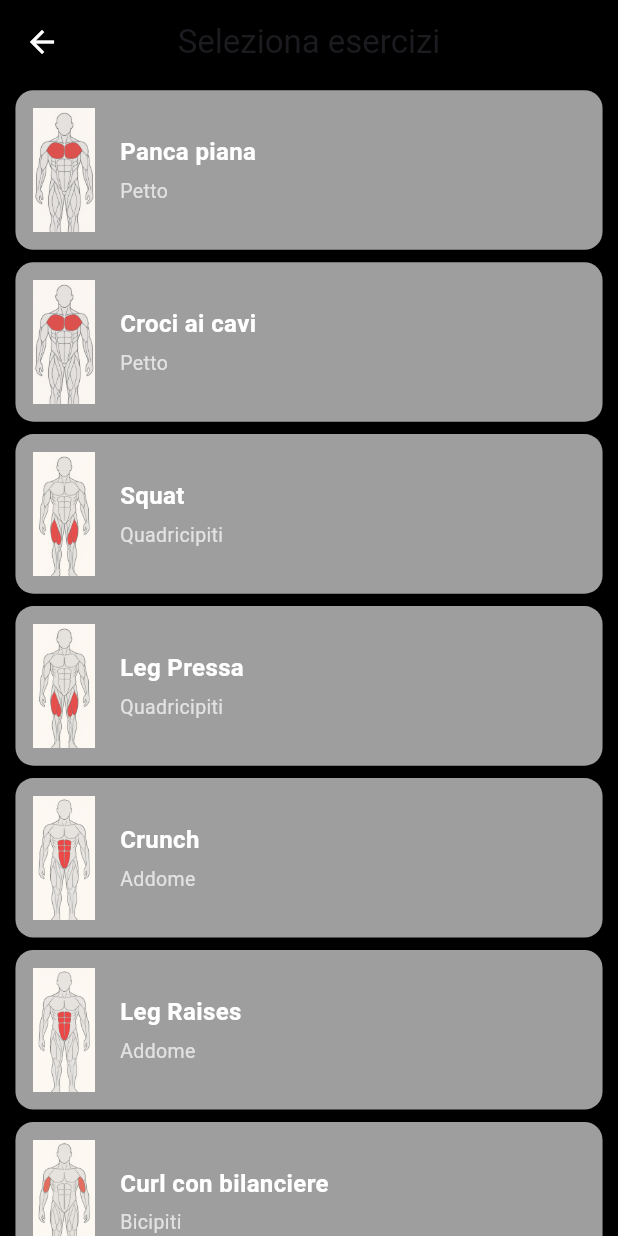
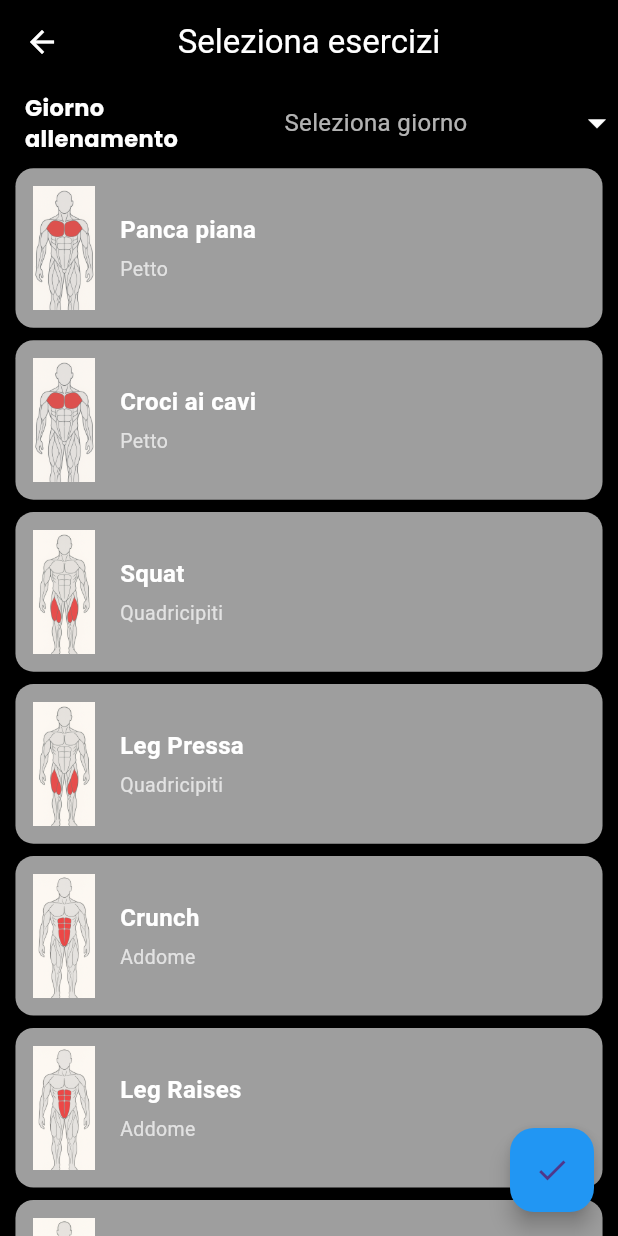
Before and after one commit to alessiogatto04/BYBV, a Flutter app: the SelezionaEserciziPage screen opened directly, on a phone screen of 412 x 824 dp. Run offline on Flutter 3.47's test engine with Material 3 defaults, Android fonts, the phone set to English and light mode, and no system bars; our stand-ins replace cloud_firestore, firebase_auth, firebase_core, google_sign_in, numberpicker, table_calendar and 1 more; accounts and stored records are empty.

Commit message:
aggiunto il collegamento al firebase per salvare gli allenamenti fatti di volta in volta e collegato anche al calendario

```diff
--- a/bybv/lib/Pages/allenamento_page.dart
+++ b/bybv/lib/Pages/allenamento_page.dart
@@ -97,7 +97,7 @@ class _AllenamentoPage extends State<AllenamentoPage>{
                     Icon(Icons.add, color: Colors.white, size: 24, fontWeight: FontWeight.bold),
                     SizedBox(width: screenWidth*0.05),
                     Text(
-                      "Inizia allenamento vuoto",
+                      "Crea allenamento",
                       style: TextStyle(
                         fontFamily: 'Poppins',
                         fontSize: 18,
--- a/bybv/lib/Pages/seleziona_esercizi_page.dart
+++ b/bybv/lib/Pages/seleziona_esercizi_page.dart
@@ -1,5 +1,10 @@
+import 'package:bybv/Pages/home_page.dart';
+import 'package:cloud_firestore/cloud_firestore.dart';
+import 'package:firebase_auth/firebase_auth.dart';
 import 'package:flutter/animation.dart';
 import 'package:flutter/material.dart';
+import 'package:flutter/cupertino.dart';
+
 
 class SelezionaEserciziPage extends StatefulWidget{
   @override
@@ -19,6 +24,80 @@ class _SelezionaEserciziPageState extends State<SelezionaEserciziPage>{
     ];
 
   List<Map<String,String>> selezionati = [];
+  DateTime? giornoAllenamento;
+
+
+    String _dateId(DateTime dt){
+      final d = _stripTime(dt);
+      final y = d.year.toString().padLeft(4, '0');
+      final m = d.month.toString().padLeft(2, '0'); // se inserisco mese 2 inserirà in automatico 02 (arriva a 2 cifre inserendo 0 from left)
+      final day = d.day.toString().padLeft(2, '0');
+
+      return '$y-$m-$day';
+    }
+
+    DateTime _stripTime(DateTime dt) {
+      return DateTime(dt.year, dt.month, dt.day);
+    }
+
+  Future<void> salvaAllenamento() async{
+    final user = FirebaseAuth.instance.currentUser;
+    if(user == null) return;
+
+    final allenamentiCollection = FirebaseFirestore.instance.collection('users').doc(user.uid).collection('allenamenti');
+
+    final workoutsCollection = FirebaseFirestore.instance.collection('users').doc(user.uid).collection('workouts');
+
+    await allenamentiCollection.add({
+      'giorno': giornoAllenamento,
+      'esercizi': selezionati,  // salva tutti gli esercizi selezionati insieme
+    });
+
+    final d = _stripTime(giornoAllenamento!);
+    final id = _dateId(d);
+    await workoutsCollection.doc(id).set({
+      'date': id,
+      'createdAt': FieldValue.serverTimestamp(),  // si può evitate ma va a salvare in firestore a che ora creo l'allenamento --> in un futuro aggiornamento dell'app potremmo utilizzarlo per capire quanto dura l'allenamento
+    });
+  }
+
+  // Future<void> salvaGiornoEAggiornaCalendario(){
+
+  // }
+
+  void _showDatePicker() {
+    showCupertinoModalPopup(
+      context: context,
+      builder: (_) => Container(
+        height: 250,
+        color: Colors.black,
+        child: SafeArea(
+          top: false,
+          child: CupertinoTheme(
+            data: const CupertinoThemeData(
+              brightness: Brightness.dark,
+              textTheme: CupertinoTextThemeData(
+                dateTimePickerTextStyle: TextStyle(
+                  color: Colors.white,
+                  fontSize: 20,
+                ),
+              ),
+            ),
+            child: CupertinoDatePicker(
+              mode: CupertinoDatePickerMode.date,
+              initialDateTime: giornoAllenamento ?? DateTime.now(),
+              maximumDate: DateTime.now(),
+              onDateTimeChanged: (newDate) {
+                setState(() {
+                  giornoAllenamento = newDate;
+                });
+              },
+            ),
+          )
+        ),
+      ),
+    );
+  }
 
   @override
   Widget build(BuildContext context){
@@ -29,7 +108,10 @@ class _SelezionaEserciziPageState extends State<SelezionaEserciziPage>{
     backgroundColor: Colors.black,
       appBar: AppBar(
         backgroundColor: Colors.black,
-        title: const Text("Seleziona esercizi"),
+        title: const Text(
+          "Seleziona esercizi",
+          style: TextStyle(color: Colors.white),
+          ),
         centerTitle: true,
         leading: IconButton(
           icon: const Icon(Icons.arrow_back, color: Colors.white),
@@ -39,6 +121,46 @@ class _SelezionaEserciziPageState extends State<SelezionaEserciziPage>{
 
     body: Column(
       children: [
+        Row(
+              children: [
+                Padding(
+                  padding: EdgeInsetsGeometry.only(left: screenWidth*0.04),
+                    child: SizedBox(
+                      width: screenWidth * 0.25,
+                      child: const Text(
+                        "Giorno allenamento",
+                        style: TextStyle(color: Colors.white, fontSize: 15, fontFamily: 'Poppins', fontWeight: FontWeight.bold),
+                      ),
+                    ),
+                  ),
+
+                  SizedBox(width: screenWidth*0.17),
+                  Expanded(
+                  child: GestureDetector(
+                    onTap: _showDatePicker,
+                    child: Container(
+                      padding: const EdgeInsets.symmetric(vertical: 12),
+                      child: Row(
+                        mainAxisAlignment: MainAxisAlignment.spaceBetween,
+                        children: [
+                          Text(
+                            giornoAllenamento == null
+                                ? "Seleziona giorno"
+                                : "${giornoAllenamento!.day}/${giornoAllenamento!.month}/${giornoAllenamento!.year}",
+                            style: const TextStyle(color: Colors.white70, fontSize: 16),
+                          ),
+                          const Icon(
+                            Icons.arrow_drop_down,
+                            color: Colors.white,
+                            size: 28,
+                          ),
+                        ]
+                      )
+                    ),
+                  ),
+                 )
+              ],
+            ),
 
         Expanded(
           child: ListView.builder(
@@ -112,6 +234,25 @@ class _SelezionaEserciziPageState extends State<SelezionaEserciziPage>{
         )
       ],
     ),
+    floatingActionButton: FloatingActionButton(
+      backgroundColor: Colors.blue,
+      child: Icon(Icons.check),
+      onPressed: () async{
+        if(giornoAllenamento == null){
+          ScaffoldMessenger.of(context).showSnackBar(
+            const SnackBar(content: Text("Metti la data"))
+          );return;
+        }
+        await salvaAllenamento();
+        ScaffoldMessenger.of(context).showSnackBar(
+          SnackBar(content: Text('Allenamento salvato'))
+        );
+        Navigator.push(
+          context,
+          MaterialPageRoute(builder: (context) => HomePage()));
+      }
+
+    ),
 
   );
   }
```
